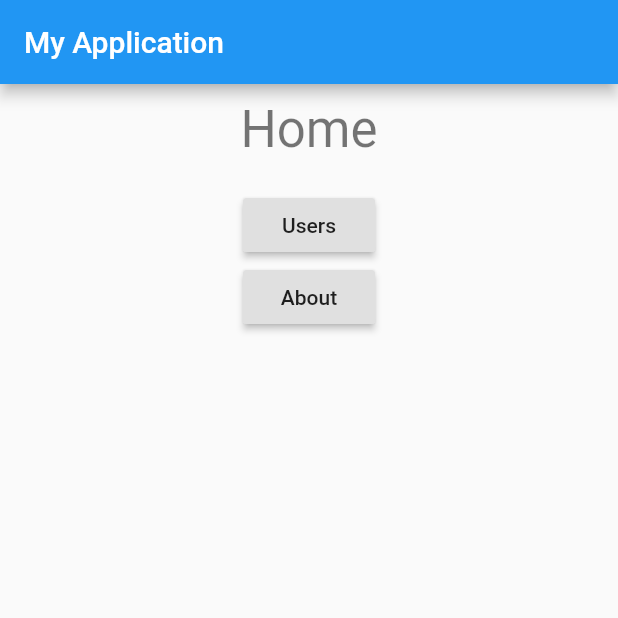
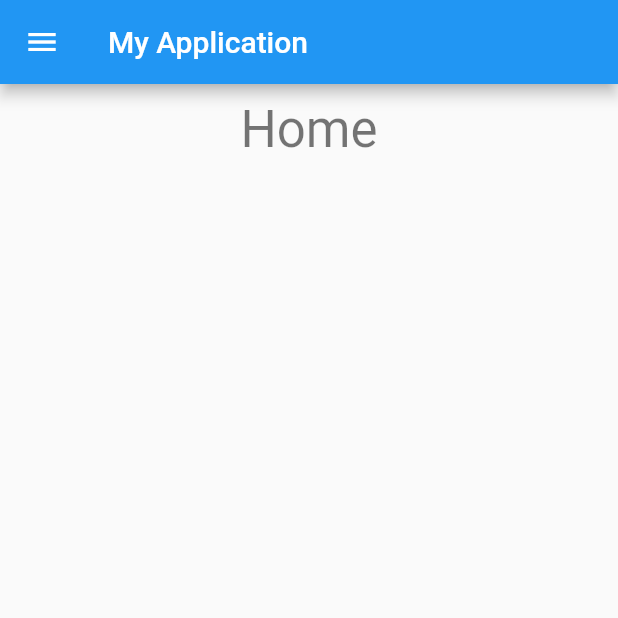
Before and after one commit to OsvaldoBecker/App-Flutter, a Flutter app: the screen it shows after launch, on a phone screen of 412 x 824 dp, the top half of it. Run offline on Flutter 3.47's test engine with Material 2 defaults, Android fonts, the phone set to English and light mode, and no system bars; accounts and stored records are empty.

Commit message:
Improvements
Added lateral menu

```diff
--- a/AppFlutter/lib/screens/home.dart
+++ b/AppFlutter/lib/screens/home.dart
@@ -8,6 +8,34 @@ class HomePage extends StatelessWidget {
   @override
   Widget build(BuildContext context) {
     return Scaffold(
+      drawer: Drawer(
+        child: ListView(
+          padding: EdgeInsets.zero,
+          children: <Widget>[
+            DrawerHeader(
+              child:
+                  Text('Header', style: Theme.of(context).textTheme.headline4),
+              decoration: BoxDecoration(
+                color: Colors.blue,
+              ),
+            ),
+            ListTile(
+              leading: Icon(Icons.person),
+              title: Text('Users'),
+              onTap: () {
+                Navigator.of(context).pushNamed('/users');
+              },
+            ),
+            ListTile(
+              leading: Icon(Icons.info),
+              title: Text('About'),
+              onTap: () {
+                Navigator.of(context).pushNamed('/about');
+              },
+            ),
+          ],
+        ),
+      ),
       appBar: AppBar(
         title: Text(title),
       ),
@@ -18,19 +46,6 @@ class HomePage extends StatelessWidget {
             mainAxisAlignment: MainAxisAlignment.start,
             children: <Widget>[
               Text('Home', style: Theme.of(context).textTheme.headline4),
-              SizedBox(height: 20),
-              RaisedButton(
-                child: Text('Users'),
-                onPressed: () {
-                  Navigator.of(context).pushNamed('/users');
-                },
-              ),
-              RaisedButton(
-                child: Text('About'),
-                onPressed: () {
-                  Navigator.of(context).pushNamed('/about');
-                },
-              ),
             ],
           ),
         ),
--- a/AppFlutter/pubspec.yaml
+++ b/AppFlutter/pubspec.yaml
@@ -45,9 +45,8 @@ flutter:
   uses-material-design: true
 
   # To add assets to your application, add an assets section, like this:
-  # assets:
-  #   - images/a_dot_burr.jpeg
-  #   - images/a_dot_ham.jpeg
+  assets:
+    - assets/images/
 
   # An image asset can refer to one or more resolution-specific "variants", see
   # https://flutter.dev/assets-and-images/#resolution-aware.
```
Also changed, not shown: 1 other file.
